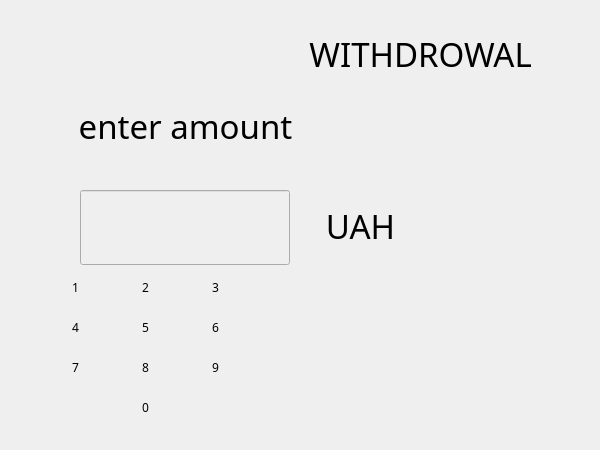
First picture: the form in ATM/getmoney.ui, repository Darina77/ATMProject, before the edit.
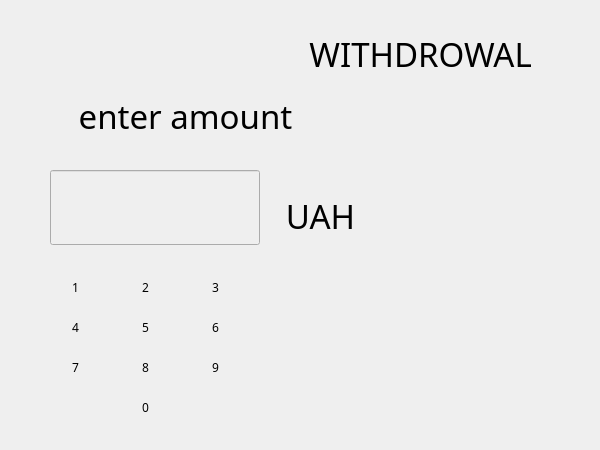
Second picture: the form after the edit. Icons and pictures are not drawn.

What changed in the file:
```diff
--- a/ATM/getmoney.ui
+++ b/ATM/getmoney.ui
@@ -22,7 +22,7 @@
    <property name="geometry">
     <rect>
      <x>0</x>
-     <y>100</y>
+     <y>90</y>
      <width>371</width>
      <height>51</height>
     </rect>
@@ -490,8 +490,8 @@
    </property>
    <property name="geometry">
     <rect>
-     <x>80</x>
-     <y>190</y>
+     <x>50</x>
+     <y>170</y>
      <width>210</width>
      <height>75</height>
     </rect>
@@ -520,13 +520,13 @@
      <x>10</x>
      <y>140</y>
      <width>571</width>
-     <height>41</height>
+     <height>31</height>
     </rect>
    </property>
    <property name="font">
     <font>
      <family>KenVector Future</family>
-     <pointsize>14</pointsize>
+     <pointsize>12</pointsize>
      <underline>false</underline>
      <strikeout>false</strikeout>
     </font>
@@ -547,8 +547,8 @@
   <widget class="QLabel" name="action_2">
    <property name="geometry">
     <rect>
-     <x>310</x>
-     <y>200</y>
+     <x>270</x>
+     <y>190</y>
      <width>101</width>
      <height>51</height>
     </rect>
```
